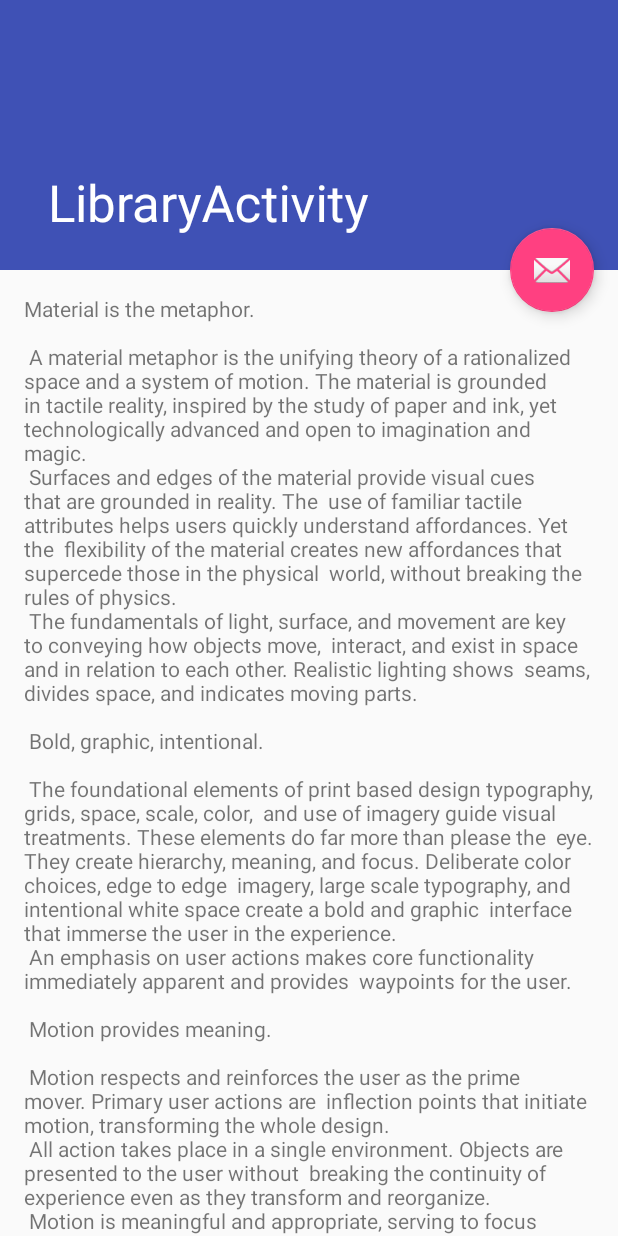
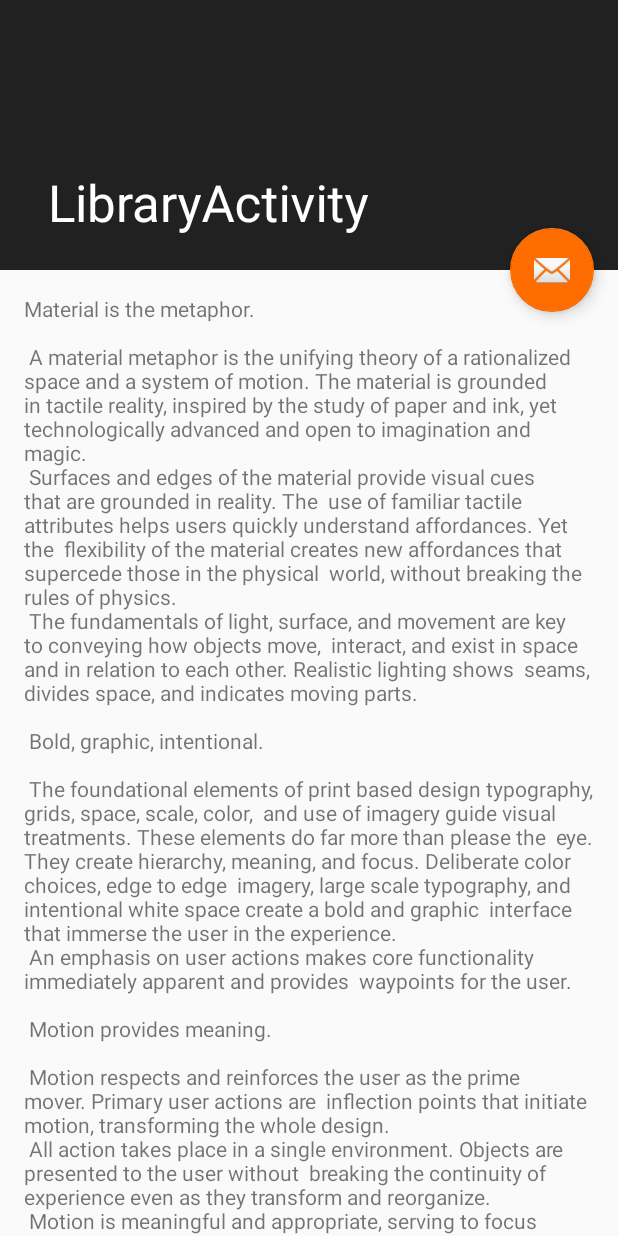
Before and after one commit to Schadenfeude/pop-movies-app, an Android app: the screen it shows after launch (LibraryActivity), on a phone screen of 412 x 824 dp. Run offline under Robolectric (Android 15) with nearby library versions, the phone set to English and light mode, and no system bars.

Commit message:
Colour scheme update

```diff
--- a/app/src/main/res/values/colors.xml
+++ b/app/src/main/res/values/colors.xml
@@ -1,6 +1,7 @@
 <?xml version="1.0" encoding="utf-8"?>
 <resources>
-    <color name="colorPrimary">#3F51B5</color>
-    <color name="colorPrimaryDark">#303F9F</color>
-    <color name="colorAccent">#FF4081</color>
+    <color name="colorPrimary">#212121</color>
+    <color name="colorPrimaryDark">#000000</color>
+    <color name="colorPrimaryLight">#484848</color>
+    <color name="colorAccent">#ff6d00</color>
 </resources>
```
